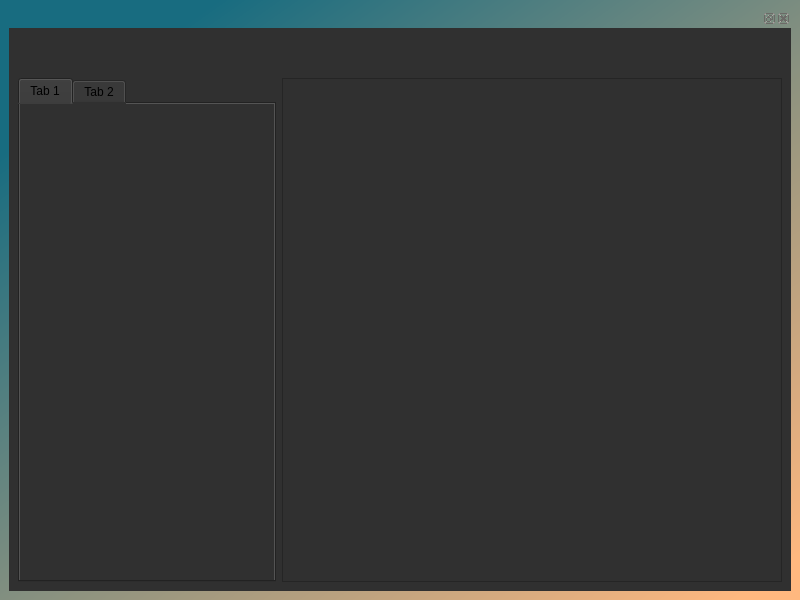
NeoMCHS/testing-app, file applicationUi.ui: the form before one commit.
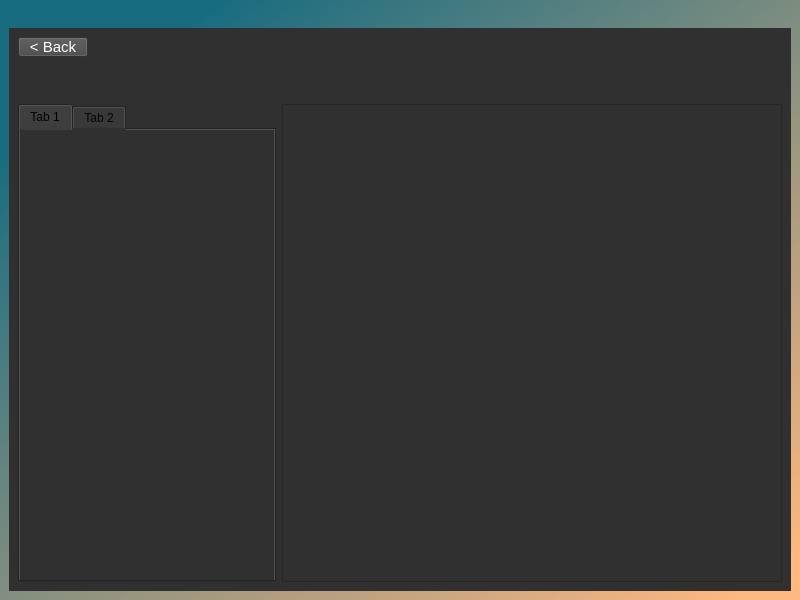
The form after the commit.

Commit message: Added back button to editor

```diff
--- a/applicationUi.ui
+++ b/applicationUi.ui
@@ -164,9 +164,48 @@
       <property name="styleSheet">
        <string notr="true">background-color: rgb(48, 48, 48);</string>
       </property>
+      <property name="features">
+       <set>QDockWidget::NoDockWidgetFeatures</set>
+      </property>
       <widget class="QWidget" name="dockWidgetContents">
        <layout class="QGridLayout" name="gridLayout_2">
-        <item row="1" column="1">
+        <item row="1" column="0" colspan="2">
+         <widget class="QWidget" name="widget_2" native="true">
+          <property name="minimumSize">
+           <size>
+            <width>0</width>
+            <height>35</height>
+           </size>
+          </property>
+         </widget>
+        </item>
+        <item row="2" column="0">
+         <widget class="QTabWidget" name="tabWidget">
+          <property name="minimumSize">
+           <size>
+            <width>200</width>
+            <height>0</height>
+           </size>
+          </property>
+          <property name="maximumSize">
+           <size>
+            <width>300</width>
+            <height>16777215</height>
+           </size>
+          </property>
+          <widget class="QWidget" name="tab">
+           <attribute name="title">
+            <string>Tab 1</string>
+           </attribute>
+          </widget>
+          <widget class="QWidget" name="tab_2">
+           <attribute name="title">
+            <string>Tab 2</string>
+           </attribute>
+          </widget>
+         </widget>
+        </item>
+        <item row="2" column="1">
          <widget class="QScrollArea" name="scrollArea">
           <property name="minimumSize">
            <size>
@@ -183,45 +222,31 @@
              <x>0</x>
              <y>0</y>
              <width>498</width>
-             <height>477</height>
+             <height>455</height>
             </rect>
            </property>
           </widget>
          </widget>
         </item>
-        <item row="1" column="0">
-         <widget class="QTabWidget" name="tabWidget">
-          <property name="minimumSize">
-           <size>
-            <width>200</width>
-            <height>0</height>
-           </size>
-          </property>
+        <item row="0" column="0">
+         <widget class="QPushButton" name="back_button_editor">
           <property name="maximumSize">
            <size>
-            <width>300</width>
-            <height>16777215</height>
+            <width>70</width>
+            <height>20</height>
            </size>
           </property>
-          <widget class="QWidget" name="tab">
-           <attribute name="title">
-            <string>Tab 1</string>
-           </attribute>
-          </widget>
-          <widget class="QWidget" name="tab_2">
-           <attribute name="title">
-            <string>Tab 2</string>
-           </attribute>
-          </widget>
-         </widget>
-        </item>
-        <item row="0" column="0" colspan="2">
-         <widget class="QWidget" name="widget_2" native="true">
-          <property name="minimumSize">
-           <size>
-            <width>0</width>
-            <height>35</height>
-           </size>
+          <property name="font">
+           <font>
+            <pointsize>11</pointsize>
+           </font>
+          </property>
+          <property name="styleSheet">
+           <string notr="true">color: rgb(255, 255, 255);
+background-color: rgb(70, 70, 70);</string>
+          </property>
+          <property name="text">
+           <string>&lt; Back</string>
           </property>
          </widget>
         </item>
```
Left out of the diff: 4 changed lines with no effect on the pictures. The commit also changes 2 other files.
